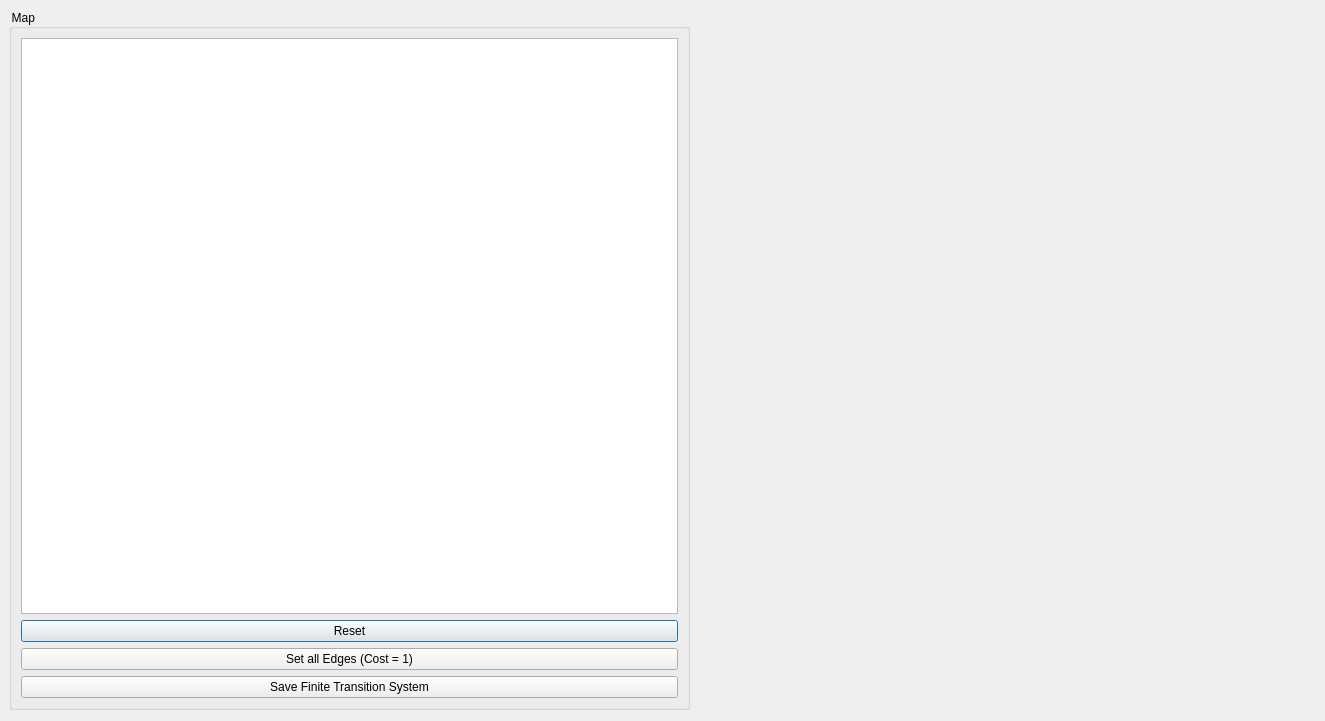
First picture: the form in rqt_simulation/resource/map.ui, repository KTH-SML/CodeRepositoryTCST, before the edit.
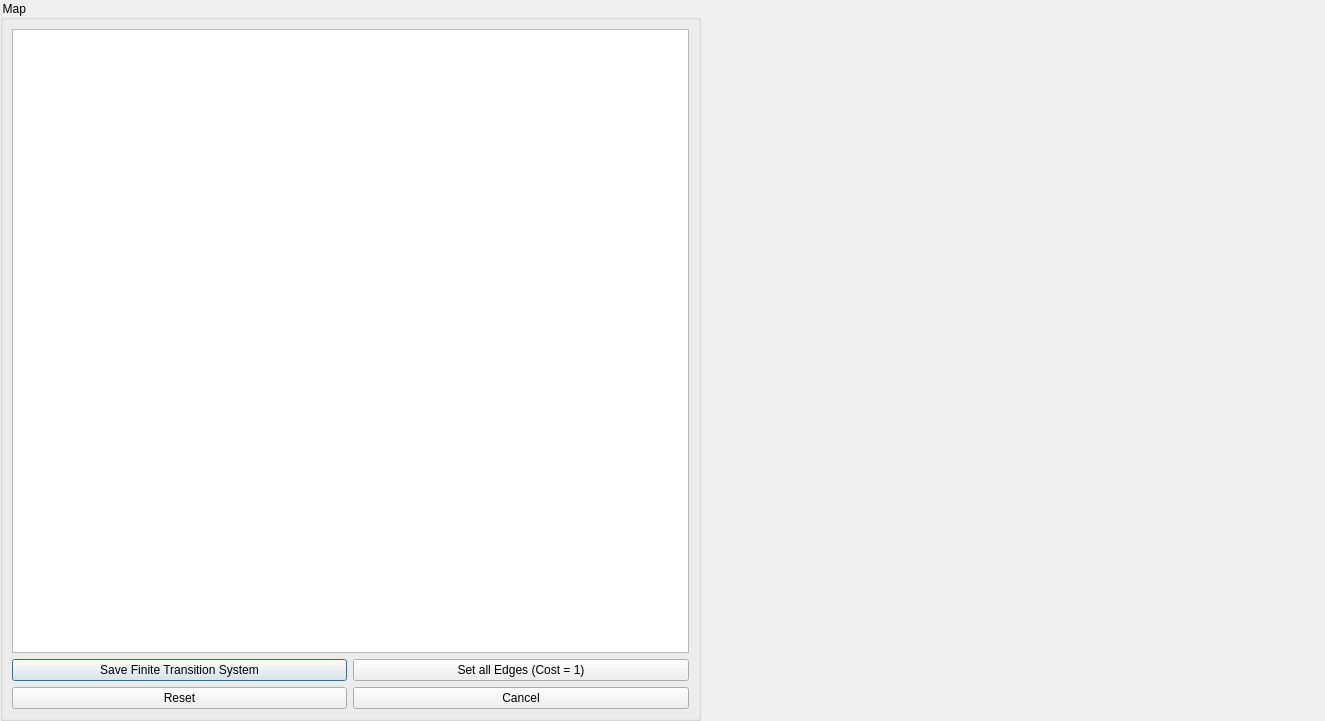
Second picture: the form after the edit.

Patch:
```diff
--- a/rqt_simulation/resource/map.ui
+++ b/rqt_simulation/resource/map.ui
@@ -22,10 +22,10 @@
   <widget class="QGroupBox" name="groupBox">
    <property name="geometry">
     <rect>
-     <x>9</x>
-     <y>9</y>
-     <width>681</width>
-     <height>701</height>
+     <x>0</x>
+     <y>0</y>
+     <width>701</width>
+     <height>721</height>
     </rect>
    </property>
    <property name="title">
@@ -34,32 +34,39 @@
    <property name="alignment">
     <set>Qt::AlignRight|Qt::AlignTrailing|Qt::AlignVCenter</set>
    </property>
-   <layout class="QVBoxLayout" name="verticalLayout_2">
-    <item>
+   <layout class="QGridLayout" name="gridLayout">
+    <item row="1" column="1">
+     <widget class="QPushButton" name="button_save_FTS">
+      <property name="text">
+       <string>Save Finite Transition System</string>
+      </property>
+     </widget>
+    </item>
+    <item row="0" column="0" colspan="2">
      <widget class="QGraphicsView" name="graphicsView">
       <property name="enabled">
        <bool>true</bool>
       </property>
      </widget>
     </item>
-    <item>
-     <widget class="QPushButton" name="button_reset">
-      <property name="text">
-       <string>Reset</string>
-      </property>
-     </widget>
-    </item>
-    <item>
+    <item row="1" column="0">
      <widget class="QPushButton" name="button_set_edges">
       <property name="text">
        <string>Set all Edges (Cost = 1)</string>
       </property>
      </widget>
     </item>
-    <item>
-     <widget class="QPushButton" name="button_save_FTS">
+    <item row="2" column="0">
+     <widget class="QPushButton" name="button_cancel">
       <property name="text">
-       <string>Save Finite Transition System</string>
+       <string>Cancel</string>
+      </property>
+     </widget>
+    </item>
+    <item row="2" column="1">
+     <widget class="QPushButton" name="button_reset">
+      <property name="text">
+       <string>Reset</string>
       </property>
      </widget>
     </item>
```
